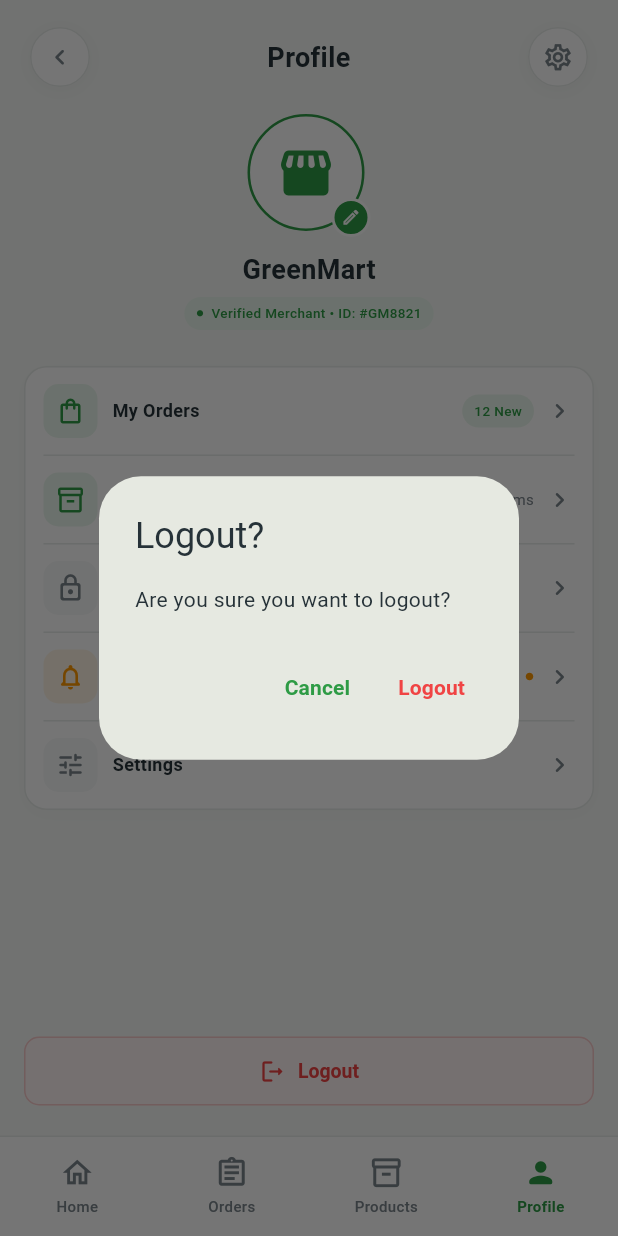
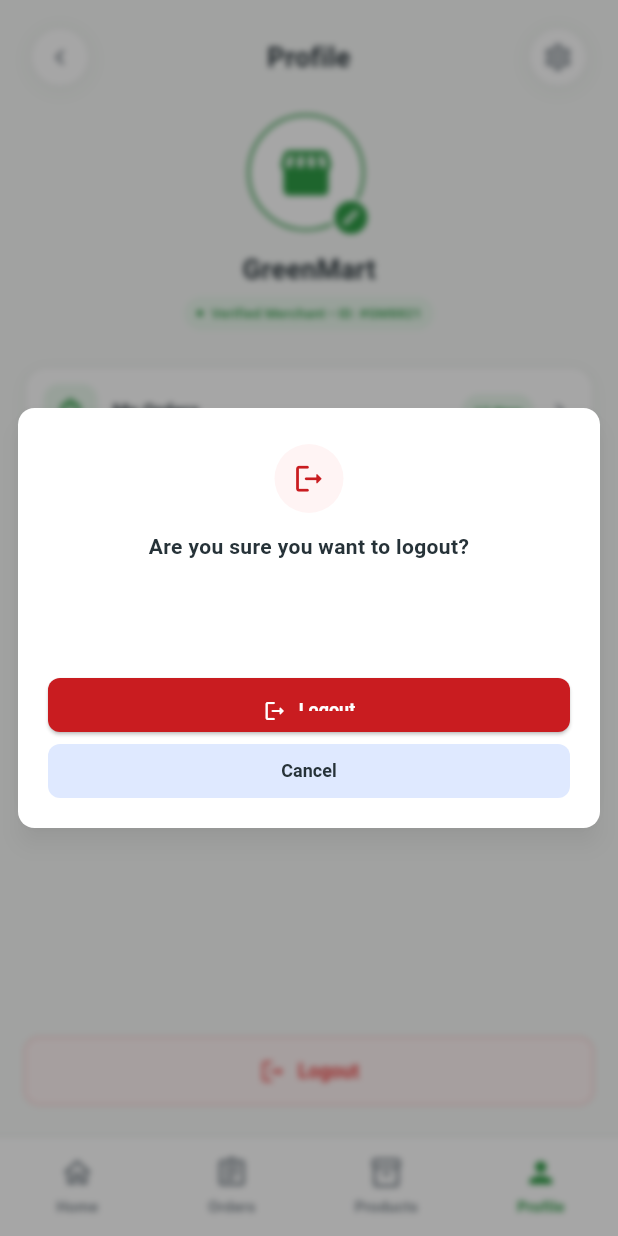
Before and after one commit to darsika4478/pikzen-mobile-app, a Flutter app: the MerchantProfileView screen opened directly, after a tap on "Logout", on a phone screen of 412 x 824 dp. Run offline on Flutter 3.47's test engine with Material 3 defaults, Android fonts, the phone set to English and light mode, and no system bars; our stand-ins replace cloud_firestore, firebase_auth, firebase_core, go_router, google_sign_in, shared_preferences; accounts and stored records are empty.

Commit message:
add logout ui

```diff
--- /dev/null
+++ b/lib/features/profile/widgets/logout_confirmation_dialog.dart
@@ -0,0 +1,106 @@
+import 'dart:ui';
+
+import 'package:flutter/material.dart';
+
+import '../../../core/constants/app_colors.dart';
+
+/// Returns a local choice only; the caller decides how to display feedback.
+class LogoutConfirmationDialog extends StatelessWidget {
+  const LogoutConfirmationDialog({super.key});
+
+  @override
+  Widget build(BuildContext context) => BackdropFilter(
+    filter: ImageFilter.blur(sigmaX: 2, sigmaY: 2),
+    child: Dialog(
+      backgroundColor: AppColors.surface,
+      surfaceTintColor: Colors.transparent,
+      elevation: 6,
+      shadowColor: Colors.black26,
+      insetPadding: const EdgeInsets.symmetric(horizontal: 12, vertical: 16),
+      constraints: const BoxConstraints(maxWidth: 456),
+      shape: RoundedRectangleBorder(borderRadius: BorderRadius.circular(11)),
+      clipBehavior: Clip.antiAlias,
+      child: SizedBox(
+        width: double.infinity,
+        height: 280,
+        child: SingleChildScrollView(
+          child: SizedBox(
+            height: 280,
+            child: Padding(
+              padding: const EdgeInsets.fromLTRB(20, 24, 20, 20),
+              child: Column(
+                children: [
+                  const CircleAvatar(
+                    radius: 23,
+                    backgroundColor: AppColors.rejectBackground,
+                    child: Icon(
+                      Icons.logout_rounded,
+                      size: 23,
+                      color: Color(0xFFC91C20),
+                    ),
+                  ),
+                  const SizedBox(height: 12),
+                  const Text(
+                    'Are you sure you want to logout?',
+                    textAlign: TextAlign.center,
+                    style: TextStyle(
+                      fontSize: 14,
+                      fontWeight: FontWeight.w600,
+                      color: AppColors.primaryText,
+                    ),
+                  ),
+                  const Spacer(),
+                  SizedBox(
+                    width: double.infinity,
+                    height: 36,
+                    child: ElevatedButton.icon(
+                      onPressed: () => Navigator.of(context).pop(true),
+                      icon: const Icon(Icons.logout_rounded, size: 16),
+                      label: const Text('Logout'),
+                      style: ElevatedButton.styleFrom(
+                        backgroundColor: const Color(0xFFC91C20),
+                        foregroundColor: AppColors.surface,
+                        elevation: 1,
+                        minimumSize: const Size(0, 36),
+                        tapTargetSize: MaterialTapTargetSize.shrinkWrap,
+                        textStyle: const TextStyle(
+                          fontSize: 12,
+                          fontWeight: FontWeight.w600,
+                        ),
+                        shape: RoundedRectangleBorder(
+                          borderRadius: BorderRadius.circular(8),
+                        ),
+                      ),
+                    ),
+                  ),
+                  const SizedBox(height: 8),
+                  SizedBox(
+                    width: double.infinity,
+                    height: 36,
+                    child: TextButton(
+                      onPressed: () => Navigator.of(context).pop(false),
+                      style: TextButton.styleFrom(
+                        backgroundColor: const Color(0xFFDFE9FF),
+                        foregroundColor: AppColors.primaryText,
+                        minimumSize: const Size(0, 36),
+                        tapTargetSize: MaterialTapTargetSize.shrinkWrap,
+                        textStyle: const TextStyle(
+                          fontSize: 12,
+                          fontWeight: FontWeight.w600,
+                        ),
+                        shape: RoundedRectangleBorder(
+                          borderRadius: BorderRadius.circular(8),
+                        ),
+                      ),
+                      child: const Text('Cancel'),
+                    ),
+                  ),
+                ],
+              ),
+            ),
+          ),
+        ),
+      ),
+    ),
+  );
+}
--- a/lib/features/profile/widgets/merchant_profile_view.dart
+++ b/lib/features/profile/widgets/merchant_profile_view.dart
@@ -3,6 +3,7 @@ import 'package:go_router/go_router.dart';
 
 import '../../../core/constants/app_colors.dart';
 import '../../shop_management/widgets/dashboard_bottom_nav.dart';
+import 'logout_confirmation_dialog.dart';
 
 /// Presentation for ProfileScreen's local shop partner mode.
 class MerchantProfileView extends StatelessWidget {
@@ -17,21 +18,8 @@ class MerchantProfileView extends StatelessWidget {
   Future<void> _logout(BuildContext context) async {
     final confirmed = await showDialog<bool>(
       context: context,
-      builder: (dialogContext) => AlertDialog(
-        title: const Text('Logout?'),
-        content: const Text('Are you sure you want to logout?'),
-        actions: [
-          TextButton(
-            onPressed: () => Navigator.pop(dialogContext, false),
-            child: const Text('Cancel'),
-          ),
-          TextButton(
-            onPressed: () => Navigator.pop(dialogContext, true),
-            style: TextButton.styleFrom(foregroundColor: AppColors.rejectRed),
-            child: const Text('Logout'),
-          ),
-        ],
-      ),
+      barrierColor: Colors.black.withValues(alpha: 0.35),
+      builder: (dialogContext) => const LogoutConfirmationDialog(),
     );
     if (confirmed == true && context.mounted) {
       _message(context, 'Logout selected');
```
Also changed, not shown: lib/features/shop_management/screens/incoming_orders_screen.dart (+17 -0 lines), 3 other files.
